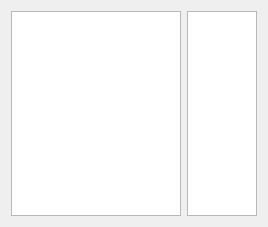
Old version of the form src/ui/admvoicemailwidget.ui in the repository dwatson78/Qt-Asterisk-Desktop.
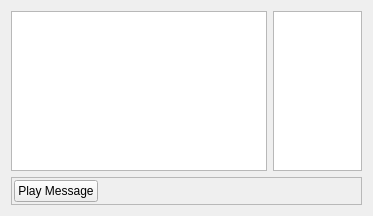
New version of the form.

Commit message: Checking in. Added support to download sound file. Need to add ability to play it.

```diff
--- a/src/ui/admvoicemailwidget.ui
+++ b/src/ui/admvoicemailwidget.ui
@@ -6,15 +6,12 @@
    <rect>
     <x>0</x>
     <y>0</y>
-    <width>268</width>
-    <height>227</height>
+    <width>373</width>
+    <height>216</height>
    </rect>
   </property>
-  <layout class="QHBoxLayout" name="horizontalLayout" stretch="0,1">
-   <item>
-    <widget class="QListWidget" name="_folders"/>
-   </item>
-   <item>
+  <layout class="QGridLayout" name="gridLayout" rowstretch="1,0" columnstretch="0,1">
+   <item row="0" column="1">
     <widget class="QTableWidget" name="_messages">
      <property name="editTriggers">
       <set>QAbstractItemView::NoEditTriggers</set>
@@ -27,6 +24,56 @@
      </property>
     </widget>
    </item>
+   <item row="1" column="0" colspan="2">
+    <widget class="QFrame" name="_frameSelectedMessage">
+     <property name="minimumSize">
+      <size>
+       <width>0</width>
+       <height>25</height>
+      </size>
+     </property>
+     <property name="frameShape">
+      <enum>QFrame::StyledPanel</enum>
+     </property>
+     <property name="frameShadow">
+      <enum>QFrame::Raised</enum>
+     </property>
+     <layout class="QGridLayout" name="gridLayout_2">
+      <property name="horizontalSpacing">
+       <number>4</number>
+      </property>
+      <property name="verticalSpacing">
+       <number>2</number>
+      </property>
+      <property name="margin">
+       <number>2</number>
+      </property>
+      <item row="1" column="0">
+       <widget class="QPushButton" name="_playMsg">
+        <property name="text">
+         <string>Play Message</string>
+        </property>
+       </widget>
+      </item>
+      <item row="1" column="1">
+       <spacer name="horizontalSpacer">
+        <property name="orientation">
+         <enum>Qt::Horizontal</enum>
+        </property>
+        <property name="sizeHint" stdset="0">
+         <size>
+          <width>40</width>
+          <height>20</height>
+         </size>
+        </property>
+       </spacer>
+      </item>
+     </layout>
+    </widget>
+   </item>
+   <item row="0" column="0">
+    <widget class="QListWidget" name="_folders"/>
+   </item>
   </layout>
  </widget>
  <resources/>
```
Left out of the diff: 5 changed lines with no effect on the pictures. The commit also changes 5 other files.
